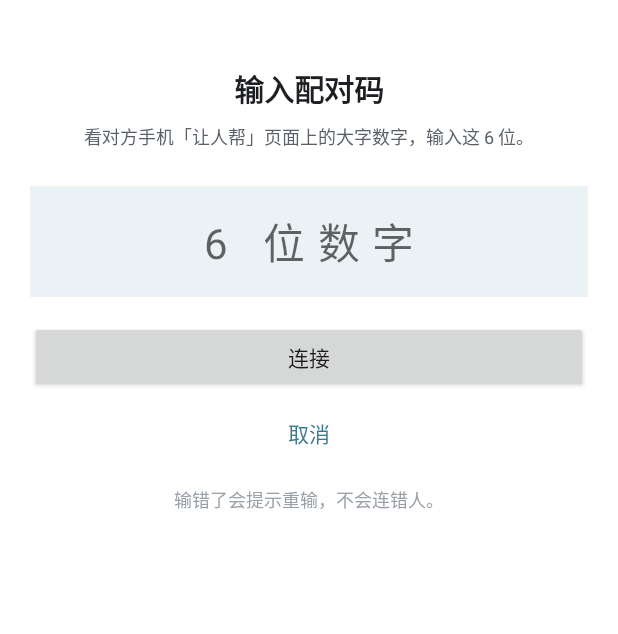
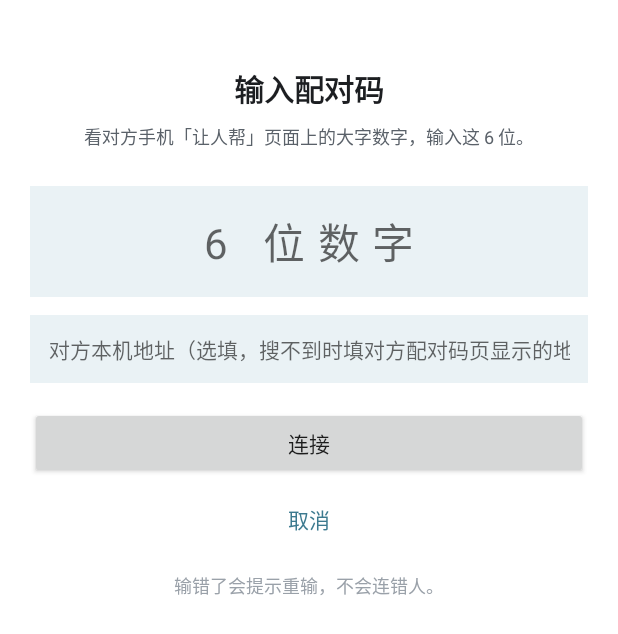
Before and after one commit to T13424343468/taolink-cloud-test, an Android app: the PairInputActivity screen opened directly, with no data from a screen before it, on a phone screen of 412 x 824 dp. Shown: the top 634 px of the screen. Run offline under Robolectric (Android 15) with nearby library versions, the phone set to English and light mode, and no system bars; network calls fail.

Commit message:
fix(realdevice): 输码页 lateinit 崩溃修复＋直连后路。①自身修红：discovery 仅无预选地址时初始化，发现页带地址进输码页离开即 UninitializedPropertyAccessException 崩溃——改为进页必初始化；②发现链路被 OEM ROM/路由器拦时主控无路可走（0.2.6 真机复验仍扫不到），按 §6 换路径：配对码页显示本机 IPv4，输码页加地址选填位，填地址直达被控监听端口不依赖组播发现；③清未用导入保零警。依据=0.2.6 真机复验扫不到+老板令 2026-11-20 先从自身找问题；构建 assembleDebug+test 零错零警绿（/tmp/p27_build.log 留档）

```diff
--- a/app/src/main/java/com/tao/taolink/ui/PairInputActivity.kt
+++ b/app/src/main/java/com/tao/taolink/ui/PairInputActivity.kt
@@ -12,10 +12,9 @@ import android.widget.Toast
 import androidx.appcompat.app.AppCompatActivity
 import com.tao.tao.link.R
 import com.tao.tao.link.net.DiscoveryService
-import com.tao.tao.link.net.MasterSession
 import com.tao.tao.link.net.NsdDiscoveryController
-import com.tao.tao.link.protocol.DeviceIdentity
 import com.tao.tao.link.protocol.PairingRecord
+import com.tao.tao.link.service.ControlledSessionService
 
 /**
  * 输配对码（定稿原型 v2 s-pair-input）：6 位码提交给 MasterSession.pairAndConnect（net 层），
@@ -27,19 +26,38 @@ import com.tao.tao.link.protocol.PairingRecord
  */
 class PairInputActivity : AppCompatActivity() {
 
-    private lateinit var discovery: NsdDiscoveryController
+    private var discovery: NsdDiscoveryController? = null
     private val peers = LinkedHashMap<String, DiscoveryService.DiscoveredPeer>()
     private val mainHandler = Handler(Looper.getMainLooper())
 
     override fun onCreate(savedInstanceState: Bundle?) {
         super.onCreate(savedInstanceState)
         setContentView(R.layout.activity_pair_input)
+        // 自身修红（0.2.6 真机复验暴露）：discovery 原为 lateinit，仅无预选地址时初始化——
+        // 从发现页带地址进本页，离开页面 onDestroy 解引用必崩，整条「找到设备→输码」路带雷。
+        // 改为进页必初始化（组播锁随构造持有无害），仅自扫描分支起浏览。
+        discovery = NsdDiscoveryController(this)
         val input = findViewById<EditText>(R.id.pair_code_input)
+        val ipInput = findViewById<EditText>(R.id.pair_input_ip)
         findViewById<Button>(R.id.btn_connect_cancel).setOnClickListener { finish() }
         findViewById<Button>(R.id.btn_connect_submit).setOnClickListener {
             val code = input.text?.toString().orEmpty()
             if (code.length != PAIR_CODE_LEN) {
                 Toast.makeText(this, R.string.pair_input_aux, Toast.LENGTH_SHORT).show()
+                return@setOnClickListener
+            }
+            val manualIp = ipInput.text?.toString().orEmpty().trim()
+            if (manualIp.isNotEmpty()) {
+                // 直连后路（发现被 OEM/路由器拦时的兜底路径，§6 换）：输对方屏幕显示的本机地址直达，
+                // 端口即被控监听端口；指纹留空同发现路径口径，配对码仍校验不连错人。
+                ConnectingActivity.start(
+                    this,
+                    manualIp,
+                    ControlledSessionService.SERVICE_PORT,
+                    code,
+                    intent.getStringExtra(EXTRA_FINGERPRINT).orEmpty(),
+                    intent.getStringExtra(EXTRA_NAME).orEmpty(),
+                )
                 return@setOnClickListener
             }
             val host = intent.getStringExtra(EXTRA_HOST).orEmpty()
@@ -62,14 +80,14 @@ class PairInputActivity : AppCompatActivity() {
     }
 
     override fun onDestroy() {
-        discovery.stopBrowsing() // 离页即停扫，无残留回调（发现取消口径一致）
+        discovery?.stopBrowsing() // 离页即停扫，无残留回调（发现取消口径一致）
         super.onDestroy()
     }
 
     /** 无预选目标：进页即扫（同发现页口径），提交那一刻以扫到的设备为准。 */
     private fun startSelfScan() {
-        discovery = NsdDiscoveryController(this)
-        discovery.startBrowsing(
+        val controller = discovery ?: return
+        controller.startBrowsing(
             onFound = { peer -> runOnUiThread { if (peer.supportsControlled) peers[peer.host] = peer } },
             onError = { /* 扫描启动失败不拦提交：提交时按 0 台口径给提示 */ },
         )
--- a/app/src/main/res/layout/activity_pair_input.xml
+++ b/app/src/main/res/layout/activity_pair_input.xml
@@ -40,6 +40,19 @@
         android:textColor="@color/brand_text"
         android:textSize="28sp" />
 
+    <EditText
+        android:id="@+id/pair_input_ip"
+        android:layout_width="match_parent"
+        android:layout_height="wrap_content"
+        android:layout_marginTop="12dp"
+        android:background="@color/brand_card_soft"
+        android:gravity="center"
+        android:hint="@string/pair_input_ip_hint"
+        android:inputType="text"
+        android:padding="12dp"
+        android:textColor="@color/brand_text"
+        android:textSize="14sp" />
+
     <Button
         android:id="@+id/btn_connect_submit"
         android:layout_width="match_parent"
--- a/app/src/main/res/values/strings.xml
+++ b/app/src/main/res/values/strings.xml
@@ -3,6 +3,8 @@
     <string name="role_help">去帮忙</string>
     <string name="role_controlled">让人帮</string>
     <string name="pair_code_hint">把这个号码告诉帮你的那个人</string>
+    <string name="pair_code_ip_label">本机地址：%1$s（搜不到设备时，对方在输码页填这个）</string>
+    <string name="pair_code_ip_unset">未取到，请确认已连 WiFi</string>
     <string name="default_device_name">TaoLink 手机</string>
     <string name="resident_title">TaoLink 驻留中</string>
     <string name="resident_text">保持连接以便被帮助</string>
@@ -37,6 +39,7 @@
     <string name="pair_input_aux">看对方手机「让人帮」页面上的大字数字，输入这 6 位。</string>
     <string name="pair_input_pick_peer">附近找到多台设备，选要连的那台</string>
     <string name="pair_input_need_peer">先在「附近设备」里找到对方并点连接，再输配对码；对方需开着「让人帮」。</string>
+    <string name="pair_input_ip_hint">对方本机地址（选填，搜不到时填对方配对码页显示的地址）</string>
     <string name="pair_input_connect">连接</string>
     <string name="pair_input_cancel">取消</string>
     <string name="pair_input_aux2">输错了会提示重输，不会连错人。</string>
```
Also changed, not shown: app/src/main/java/com/tao/taolink/ui/PairCodeActivity.kt (+12 -0 lines), app/src/main/res/layout/activity_pair_code.xml (+9 -0 lines).
